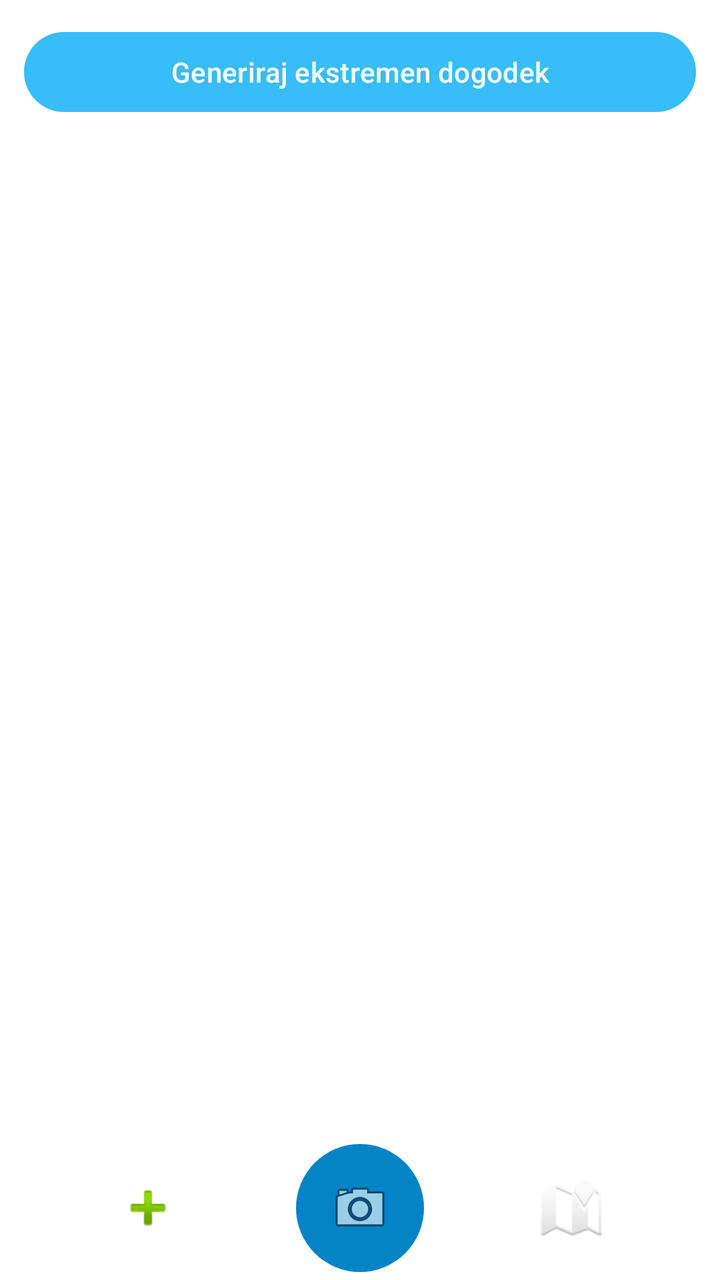
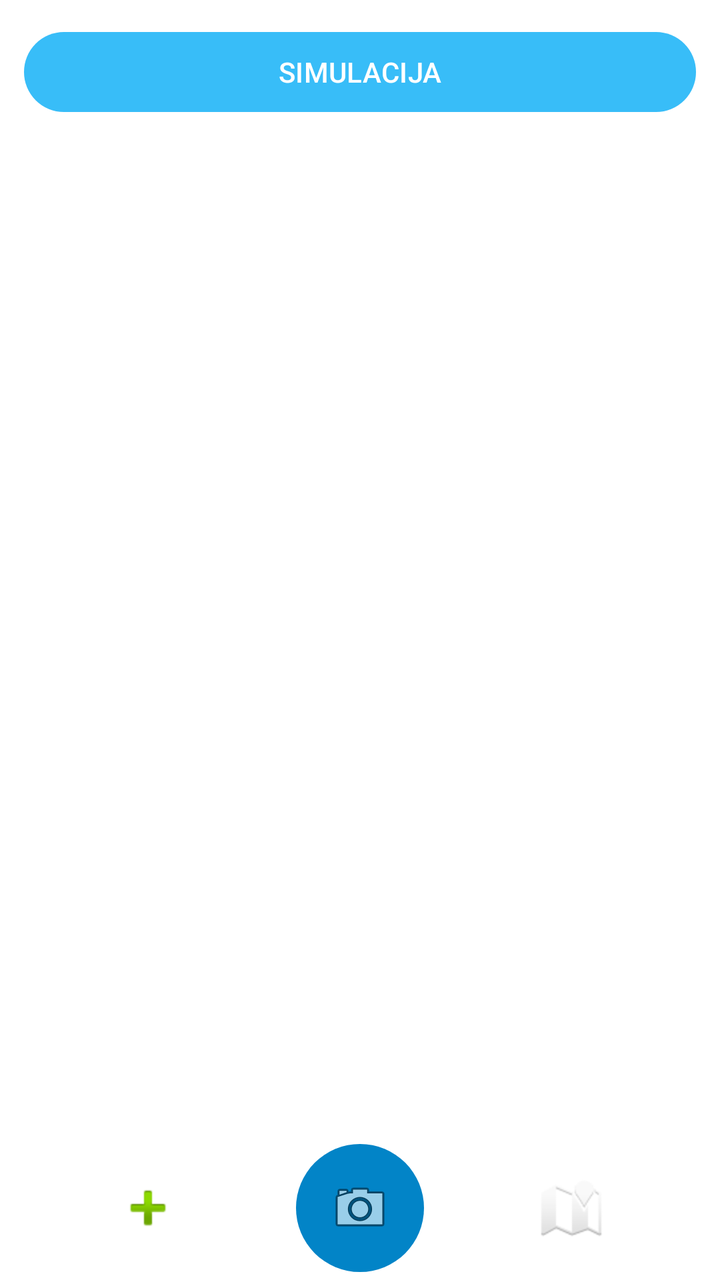

An Android layout rendered at two revisions. The XML below is the earlier revision; the diff shows what the commit changed to produce the second picture.
<!-- AndroidManifest.xml: application theme Theme.Wind -->
<!-- res/layout/activity_main.xml -->
<?xml version="1.0" encoding="utf-8"?>
<androidx.constraintlayout.widget.ConstraintLayout
    xmlns:android="http://schemas.android.com/apk/res/android"
    xmlns:app="http://schemas.android.com/apk/res-auto"
    android:layout_width="match_parent"

    android:layout_height="match_parent">
    <Button
        app:layout_constraintTop_toTopOf="parent"
        android:id="@+id/btnGenerateEvent"
        android:layout_width="match_parent"
        android:layout_height="wrap_content"
        android:text="Generiraj ekstremen dogodek"
        android:layout_margin="12dp" />


    <TextView
        android:id="@+id/txtResult"
        android:layout_width="0dp"
        android:layout_height="wrap_content"
        android:textSize="16sp"
        android:padding="8dp"
        app:layout_constraintTop_toTopOf="parent"
        app:layout_constraintStart_toStartOf="parent"
        app:layout_constraintEnd_toEndOf="parent"/>

    <androidx.recyclerview.widget.RecyclerView
        android:id="@+id/rvEvents"
        android:layout_width="0dp"
        android:layout_height="0dp"
        app:layout_constraintTop_toBottomOf="@id/btnGenerateEvent"
        app:layout_constraintBottom_toTopOf="@id/bottomNav"
        app:layout_constraintStart_toStartOf="parent"
        app:layout_constraintEnd_toEndOf="parent"/>

    <include
        android:id="@+id/bottomNav"
        layout="@layout/view_bottom_nav"
        android:layout_width="match_parent"
        android:layout_height="72dp"
        app:layout_constraintBottom_toBottomOf="parent"
        app:layout_constraintStart_toStartOf="parent"
        app:layout_constraintEnd_toEndOf="parent"/>


</androidx.constraintlayout.widget.ConstraintLayout>
<!-- res/layout/view_bottom_nav.xml (included above) -->
<?xml version="1.0" encoding="utf-8"?>
<androidx.constraintlayout.widget.ConstraintLayout
    xmlns:android="http://schemas.android.com/apk/res/android"
    xmlns:app="http://schemas.android.com/apk/res-auto"
    android:layout_width="match_parent"
    android:layout_height="72dp"
    android:background="@color/nav_bg">

    <ImageButton
        android:id="@+id/btnNavAdd"
        android:layout_width="48dp"
        android:layout_height="48dp"
        android:background="@android:color/transparent"
        android:src="@android:drawable/ic_input_add"
        android:scaleType="center"
        app:layout_constraintStart_toStartOf="parent"
        app:layout_constraintEnd_toStartOf="@id/btnNavCamera"
        app:layout_constraintTop_toTopOf="parent"
        app:layout_constraintBottom_toBottomOf="parent"
        app:layout_constraintHorizontal_chainStyle="spread"/>

    <ImageButton
        android:id="@+id/btnNavCamera"
        android:layout_width="64dp"
        android:layout_height="64dp"
        android:background="@drawable/bg_camera_button"
        android:src="@android:drawable/ic_menu_camera"
        android:scaleType="center"
        app:layout_constraintStart_toEndOf="@id/btnNavAdd"
        app:layout_constraintEnd_toStartOf="@id/btnNavMap"
        app:layout_constraintTop_toTopOf="parent"
        app:layout_constraintBottom_toBottomOf="parent"/>

    <ImageButton
        android:id="@+id/btnNavMap"
        android:layout_width="48dp"
        android:layout_height="48dp"
        android:background="@android:color/transparent"
        android:src="@android:drawable/ic_dialog_map"
        android:scaleType="center"
        app:layout_constraintStart_toEndOf="@id/btnNavCamera"
        app:layout_constraintEnd_toEndOf="parent"
        app:layout_constraintTop_toTopOf="parent"
        app:layout_constraintBottom_toBottomOf="parent"/>

</androidx.constraintlayout.widget.ConstraintLayout>
<!-- resources referenced by this layout -->
<resources>
  <color name="nav_bg">#FFFFFF</color>
  <!-- drawable bg_camera_button (drawable) -->
  <?xml version="1.0" encoding="utf-8"?>
  <selector xmlns:android="http://schemas.android.com/apk/res/android">
  
      <item android:state_pressed="true">
          <shape android:shape="oval">
              <solid android:color="@color/sky_blue_dark"/>
              <size
                  android:width="64dp"
                  android:height="64dp"/>
              <elevation android:value="2dp"/>
          </shape>
      </item>
  
      <item android:state_selected="true">
          <shape android:shape="oval">
              <solid android:color="@color/sky_blue"/>
              <size
                  android:width="64dp"
                  android:height="64dp"/>
              <elevation android:value="4dp"/>
          </shape>
      </item>
  
      <item>
          <shape android:shape="oval">
              <solid android:color="@color/sky_blue_dark"/>
              <size
                  android:width="64dp"
                  android:height="64dp"/>
              <elevation android:value="6dp"/>
          </shape>
      </item>
  
  </selector>
  <style name="Theme.Wind" parent="Theme.Material3.DayNight.NoActionBar">
  
          <item name="colorPrimary">@color/colorPrimary</item>
          <item name="colorOnPrimary">@color/colorBackground</item>
  
          <item name="colorSecondary">@color/colorAccent</item>
          <item name="colorOnSecondary">@color/colorBackground</item>
  
          <item name="android:colorBackground">@color/colorBackground</item>
          <item name="colorSurface">@color/colorSurface</item>
  
          <item name="android:textColorPrimary">@color/colorTextPrimary</item>
          <item name="android:textColorSecondary">@color/colorTextSecondary</item>
  
      </style>
  <color name="sky_blue_dark">#0284C7</color>
  <color name="sky_blue">#38BDF8</color>
  <color name="colorPrimary">#38BDF8</color>
  <color name="colorBackground">#FFFFFF</color>
  <color name="colorAccent">#22C55E</color>
  <color name="colorSurface">#F8FAFC</color>
  <color name="colorTextPrimary">#0F172A</color>
  <color name="colorTextSecondary">#475569</color>
</resources>

<!-- the commit's change to res/layout/activity_main.xml (unified diff, before → after) -->
@@ -10,7 +10,7 @@
         android:id="@+id/btnGenerateEvent"
         android:layout_width="match_parent"
         android:layout_height="wrap_content"
-        android:text="Generiraj ekstremen dogodek"
+        android:text="SIMULACIJA"
         android:layout_margin="12dp" />
 
 
